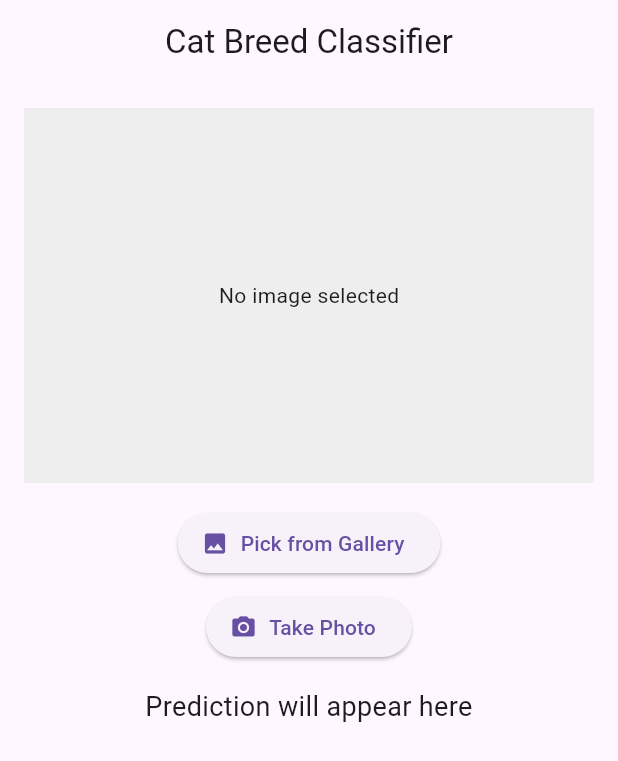
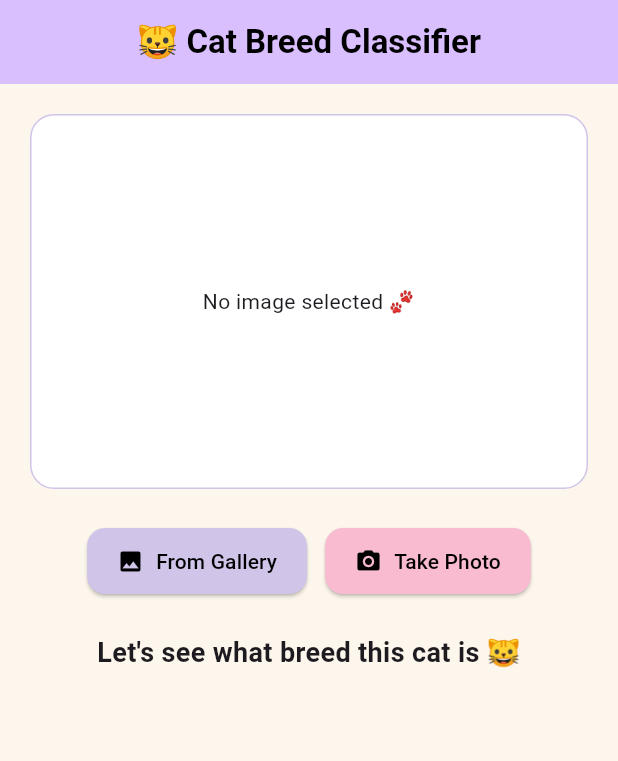
Before and after one commit to ekasobirin14/cat_classifier_app, a Flutter app: the screen it shows after launch, on a phone screen of 412 x 824 dp. Shown: the top 761 px of the screen. Run offline on Flutter 3.47's test engine with Material 3 defaults, Android fonts, the phone set to English and light mode, and no system bars; our stand-ins replace image_picker; missing offline and left inert: tflite_flutter; Roboto replaces fonts that are missing (Comic Sans).

Commit message:
Enhance UI and user experience with updated theme, improved button styles, and playful text elements

```diff
--- a/lib/main.dart
+++ b/lib/main.dart
@@ -17,8 +17,17 @@ class CatClassifierApp extends StatelessWidget {
   @override
   Widget build(BuildContext context) {
     return MaterialApp(
-      title: 'Cat Classifier',
-      theme: ThemeData(primarySwatch: Colors.deepPurple),
+      title: 'CAT CLASSIFIER',
+      debugShowCheckedModeBanner: false,
+      theme: ThemeData(
+        scaffoldBackgroundColor: const Color(0xFFFDF6EC), // creamy background
+        colorScheme: ColorScheme.fromSeed(seedColor: Colors.deepPurple),
+        useMaterial3: true,
+        textTheme: const TextTheme(
+          bodyLarge: TextStyle(fontFamily: 'Comic Sans', fontSize: 16),
+          bodyMedium: TextStyle(fontFamily: 'Comic Sans', fontSize: 14),
+        ),
+      ),
       home: const CatClassifierHomePage(),
     );
   }
@@ -134,7 +143,7 @@ class _CatClassifierHomePageState extends State<CatClassifierHomePage> {
 
     setState(() {
       _result =
-          '${_labels[topLabelIndex]} (${(maxProb * 100).toStringAsFixed(2)}%)';
+          '${_labels[topLabelIndex]} 🐾 (${(maxProb * 100).toStringAsFixed(2)}%)';
       _isLoading = false;
     });
   }
@@ -149,39 +158,83 @@ class _CatClassifierHomePageState extends State<CatClassifierHomePage> {
   Widget build(BuildContext context) {
     return Scaffold(
       appBar: AppBar(
-        title: const Text('Cat Breed Classifier'),
+        backgroundColor: const Color(0xFFDABFFF),
+        foregroundColor: Colors.black,
+        title: const Text(
+          '🐱 Cat Breed Classifier',
+          style: TextStyle(fontWeight: FontWeight.bold),
+        ),
         centerTitle: true,
       ),
       body: Padding(
-        padding: const EdgeInsets.all(16),
+        padding: const EdgeInsets.all(20),
         child: Column(
           children: [
-            if (_imageFile != null)
-              Image.file(_imageFile!, height: 250)
-            else
             Container(
               height: 250,
-                color: Colors.grey[200],
-                child: const Center(child: Text('No image selected')),
+              decoration: BoxDecoration(
+                color: Colors.white,
+                borderRadius: BorderRadius.circular(16),
+                border: Border.all(color: Colors.deepPurple.shade100),
               ),
-            const SizedBox(height: 16),
+              child:
+                  _imageFile != null
+                      ? ClipRRect(
+                        borderRadius: BorderRadius.circular(16),
+                        child: Image.file(_imageFile!, fit: BoxFit.cover),
+                      )
+                      : const Center(child: Text('No image selected 🐾')),
+            ),
+            const SizedBox(height: 24),
+            Wrap(
+              spacing: 12,
+              runSpacing: 8,
+              children: [
                 ElevatedButton.icon(
                   onPressed: _pickImage,
                   icon: const Icon(Icons.image),
-              label: const Text('Pick from Gallery'),
+                  label: const Text('From Gallery'),
+                  style: ElevatedButton.styleFrom(
+                    backgroundColor: Colors.deepPurple[100],
+                    foregroundColor: Colors.black,
+                    padding: const EdgeInsets.symmetric(
+                      horizontal: 20,
+                      vertical: 12,
                     ),
-            const SizedBox(height: 8),
+                    shape: RoundedRectangleBorder(
+                      borderRadius: BorderRadius.circular(12),
+                    ),
+                  ),
+                ),
                 ElevatedButton.icon(
                   onPressed: _takePhoto,
                   icon: const Icon(Icons.camera_alt),
                   label: const Text('Take Photo'),
+                  style: ElevatedButton.styleFrom(
+                    backgroundColor: Colors.pink[100],
+                    foregroundColor: Colors.black,
+                    padding: const EdgeInsets.symmetric(
+                      horizontal: 20,
+                      vertical: 12,
                     ),
-            const SizedBox(height: 16),
+                    shape: RoundedRectangleBorder(
+                      borderRadius: BorderRadius.circular(12),
+                    ),
+                  ),
+                ),
+              ],
+            ),
+            const SizedBox(height: 24),
             _isLoading
                 ? const CircularProgressIndicator()
                 : Text(
-                  _result.isEmpty ? 'Prediction will appear here' : _result,
-                  style: const TextStyle(fontSize: 18),
+                  _result.isEmpty
+                      ? 'Let\'s see what breed this cat is 🐱'
+                      : _result,
+                  style: const TextStyle(
+                    fontSize: 18,
+                    fontWeight: FontWeight.bold,
+                  ),
                   textAlign: TextAlign.center,
                 ),
           ],
```
Also changed, not shown: 1 other file. Lines whose indentation alone changed are shown as unchanged.
